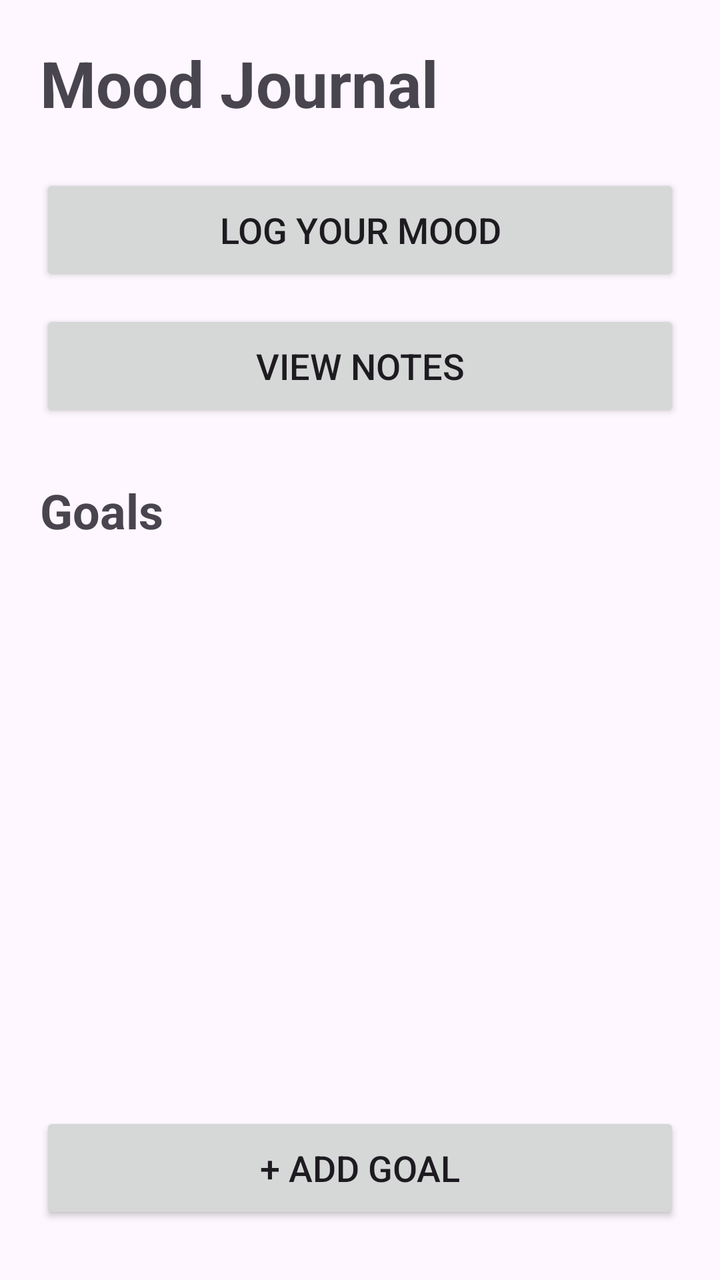
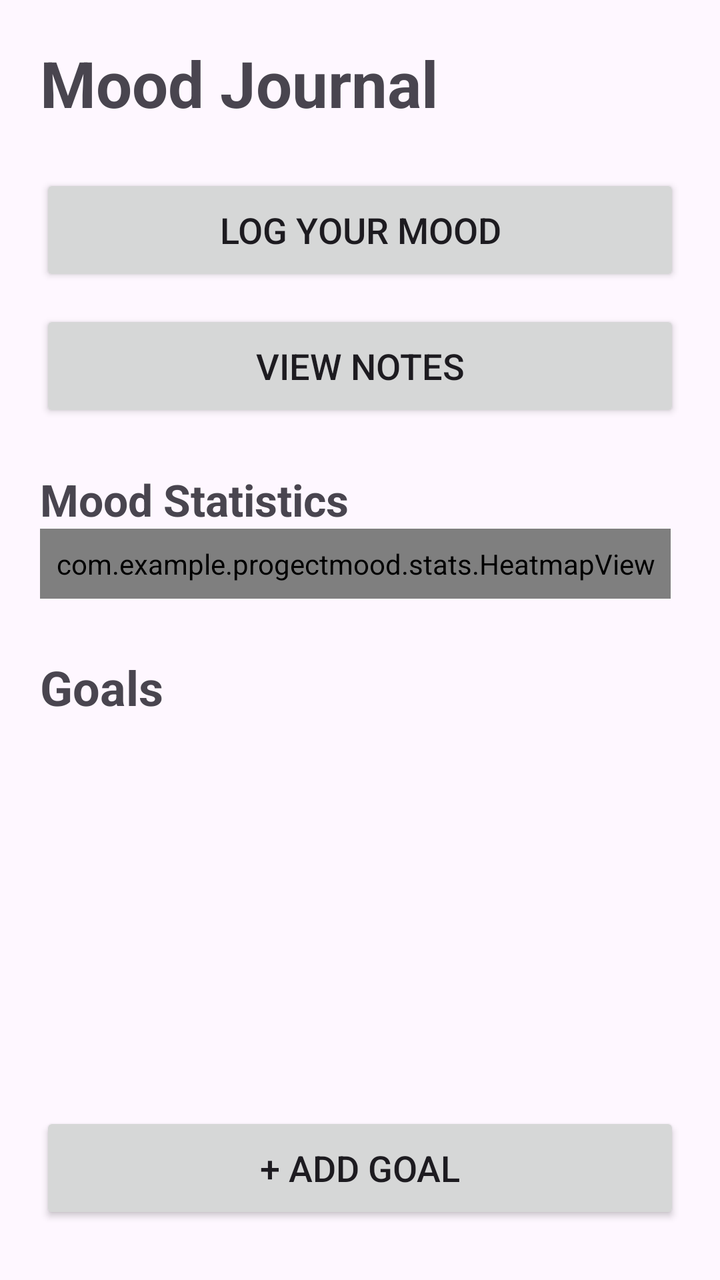

Two renders of the same Android screen: before a commit and after it. Below are the layout's source before the change and the commit's diff.
<!-- AndroidManifest.xml: application theme Theme.ProgectMood -->
<!-- res/layout/activity_main.xml -->
<?xml version="1.0" encoding="utf-8"?>
<androidx.constraintlayout.widget.ConstraintLayout
    xmlns:android="http://schemas.android.com/apk/res/android"
    xmlns:app="http://schemas.android.com/apk/res-auto"
    xmlns:tools="http://schemas.android.com/tools"
    android:id="@+id/main"
    android:layout_width="match_parent"
    android:layout_height="match_parent"
    android:padding="20dp"
    tools:context=".MainActivity">

    

    <TextView
        android:id="@+id/title_text"
        android:layout_width="wrap_content"
        android:layout_height="wrap_content"
        android:text="Mood Journal"
        android:textSize="32sp"
        android:textStyle="bold"
        app:layout_constraintTop_toTopOf="parent"
        app:layout_constraintStart_toStartOf="parent" />

    

    <Button
        android:id="@+id/button_log"
        android:layout_width="0dp"
        android:layout_height="56dp"
        android:layout_marginTop="24dp"
        android:text="Log Your Mood"
        android:textSize="18sp"
        app:layout_constraintTop_toBottomOf="@id/title_text"
        app:layout_constraintStart_toStartOf="parent"
        app:layout_constraintEnd_toEndOf="parent" />

    

    <Button
        android:id="@+id/button_notes_list"
        android:layout_width="0dp"
        android:layout_height="56dp"
        android:layout_marginTop="12dp"
        android:text="View Notes"
        android:textSize="18sp"
        app:layout_constraintTop_toBottomOf="@id/button_log"
        app:layout_constraintStart_toStartOf="parent"
        app:layout_constraintEnd_toEndOf="parent" />

    

    <TextView
        android:id="@+id/goals_title"
        android:layout_width="wrap_content"
        android:layout_height="wrap_content"
        android:layout_marginTop="28dp"
        android:text="Goals"
        android:textSize="24sp"
        android:textStyle="bold"
        app:layout_constraintTop_toBottomOf="@id/button_notes_list"
        app:layout_constraintStart_toStartOf="parent" />

    

    <androidx.recyclerview.widget.RecyclerView
        android:id="@+id/goals_list"
        android:layout_width="0dp"
        android:layout_height="0dp"
        android:layout_marginTop="12dp"
        android:clipToPadding="false"
        android:paddingBottom="12dp"
        app:layout_constraintTop_toBottomOf="@id/goals_title"
        app:layout_constraintBottom_toTopOf="@id/button_add_goal"
        app:layout_constraintStart_toStartOf="parent"
        app:layout_constraintEnd_toEndOf="parent" />

    

    <Button
        android:id="@+id/button_add_goal"
        android:layout_width="0dp"
        android:layout_height="56dp"
        android:layout_marginTop="12dp"
        android:layout_marginBottom="8dp"
        android:text="+ Add Goal"
        android:textSize="18sp"
        app:layout_constraintBottom_toBottomOf="parent"
        app:layout_constraintStart_toStartOf="parent"
        app:layout_constraintEnd_toEndOf="parent" />

</androidx.constraintlayout.widget.ConstraintLayout>
<!-- resources referenced by this layout -->
<resources>
  <style name="Theme.ProgectMood" parent="Base.Theme.ProgectMood" />
  <style name="Base.Theme.ProgectMood" parent="Theme.Material3.DayNight.NoActionBar">
          
          
      </style>
</resources>

<!-- the commit's change to res/layout/activity_main.xml (unified diff, before → after) -->
@@ -50,6 +50,36 @@
     
 
     <TextView
+        android:id="@+id/heatmap_title"
+        android:layout_width="wrap_content"
+        android:layout_height="wrap_content"
+        android:layout_marginTop="24dp"
+        android:text="Mood Statistics"
+        android:textSize="22sp"
+        android:textStyle="bold"
+        app:layout_constraintTop_toBottomOf="@id/button_notes_list"
+        app:layout_constraintStart_toStartOf="parent" />
+
+    <HorizontalScrollView
+        android:id="@+id/heatmap_scroll"
+        android:layout_width="match_parent"
+        android:layout_height="wrap_content"
+        android:scrollbars="none"
+        app:layout_constraintTop_toBottomOf="@id/heatmap_title"
+        app:layout_constraintStart_toStartOf="parent"
+        app:layout_constraintEnd_toEndOf="parent">
+
+        <com.example.progectmood.stats.HeatmapView
+            android:id="@+id/heatmap_view"
+            android:layout_width="wrap_content"
+            android:layout_height="wrap_content"
+            android:padding="8dp" />
+
+    </HorizontalScrollView>
+
+    
+
+    <TextView
         android:id="@+id/goals_title"
         android:layout_width="wrap_content"
         android:layout_height="wrap_content"
@@ -57,7 +87,7 @@
         android:text="Goals"
         android:textSize="24sp"
         android:textStyle="bold"
-        app:layout_constraintTop_toBottomOf="@id/button_notes_list"
+        app:layout_constraintTop_toBottomOf="@id/heatmap_scroll"
         app:layout_constraintStart_toStartOf="parent" />
 
     
